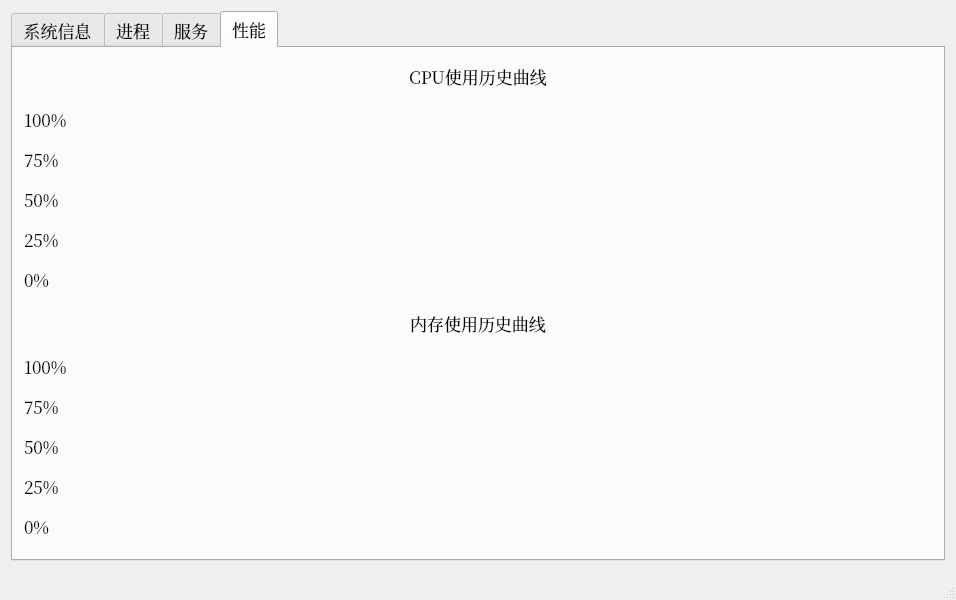
First picture: the form in taskManager/mainwindow.ui, repository caoyuchao/taskManager, before the edit.
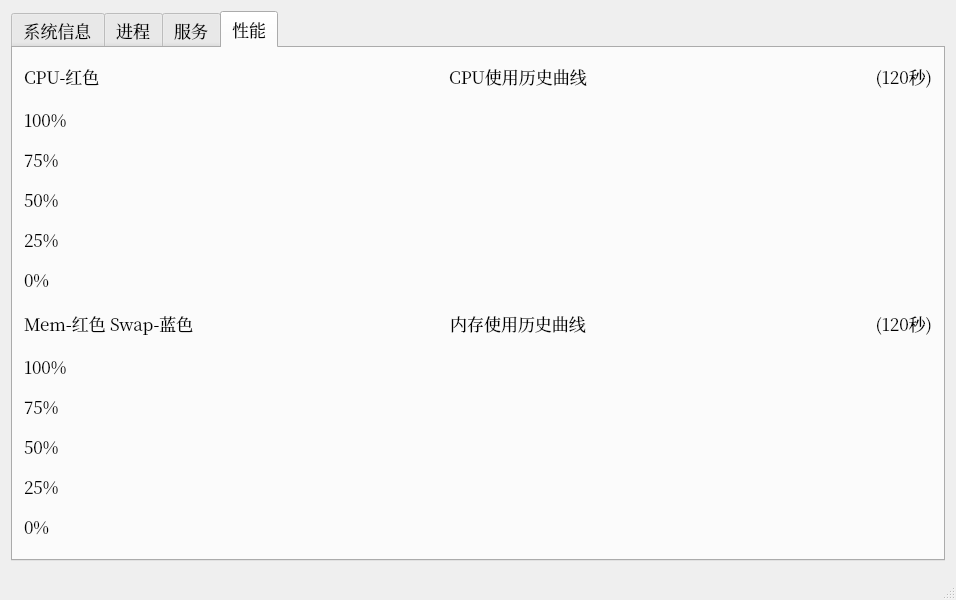
Second picture: the form after the edit. The open tabs and pages were chosen to show the change.

Commit message: add swap curve monitor

Diff of the .ui file:
```diff
--- a/taskManager/mainwindow.ui
+++ b/taskManager/mainwindow.ui
@@ -6,7 +6,7 @@
    <rect>
     <x>0</x>
     <y>0</y>
-    <width>954</width>
+    <width>956</width>
     <height>600</height>
    </rect>
   </property>
@@ -328,6 +328,25 @@
            <layout class="QVBoxLayout" name="verticalLayout">
             <item>
              <layout class="QHBoxLayout" name="horizontalLayout">
+              <item>
+               <widget class="QLabel" name="lbCpuLegend">
+                <property name="minimumSize">
+                 <size>
+                  <width>170</width>
+                  <height>35</height>
+                 </size>
+                </property>
+                <property name="maximumSize">
+                 <size>
+                  <width>170</width>
+                  <height>35</height>
+                 </size>
+                </property>
+                <property name="text">
+                 <string>CPU-红色</string>
+                </property>
+               </widget>
+              </item>
               <item>
                <widget class="QLabel" name="lbCpuHis">
                 <property name="maximumSize">
@@ -344,6 +363,28 @@
                 </property>
                </widget>
               </item>
+              <item>
+               <widget class="QLabel" name="label_2">
+                <property name="minimumSize">
+                 <size>
+                  <width>90</width>
+                  <height>0</height>
+                 </size>
+                </property>
+                <property name="maximumSize">
+                 <size>
+                  <width>90</width>
+                  <height>35</height>
+                 </size>
+                </property>
+                <property name="text">
+                 <string>(120秒)</string>
+                </property>
+                <property name="alignment">
+                 <set>Qt::AlignRight|Qt::AlignTrailing|Qt::AlignVCenter</set>
+                </property>
+               </widget>
+              </item>
              </layout>
             </item>
             <item>
@@ -470,6 +511,25 @@
             </item>
             <item>
              <layout class="QHBoxLayout" name="horizontalLayout_3">
+              <item>
+               <widget class="QLabel" name="lbMemLegend">
+                <property name="minimumSize">
+                 <size>
+                  <width>170</width>
+                  <height>0</height>
+                 </size>
+                </property>
+                <property name="maximumSize">
+                 <size>
+                  <width>170</width>
+                  <height>35</height>
+                 </size>
+                </property>
+                <property name="text">
+                 <string>Mem-红色 Swap-蓝色</string>
+                </property>
+               </widget>
+              </item>
               <item>
                <widget class="QLabel" name="lbMemHis">
                 <property name="maximumSize">
@@ -486,6 +546,28 @@
                 </property>
                </widget>
               </item>
+              <item>
+               <widget class="QLabel" name="label">
+                <property name="minimumSize">
+                 <size>
+                  <width>90</width>
+                  <height>0</height>
+                 </size>
+                </property>
+                <property name="maximumSize">
+                 <size>
+                  <width>90</width>
+                  <height>35</height>
+                 </size>
+                </property>
+                <property name="text">
+                 <string>(120秒)</string>
+                </property>
+                <property name="alignment">
+                 <set>Qt::AlignRight|Qt::AlignTrailing|Qt::AlignVCenter</set>
+                </property>
+               </widget>
+              </item>
              </layout>
             </item>
             <item>
```
The commit also changes 11 other files.
